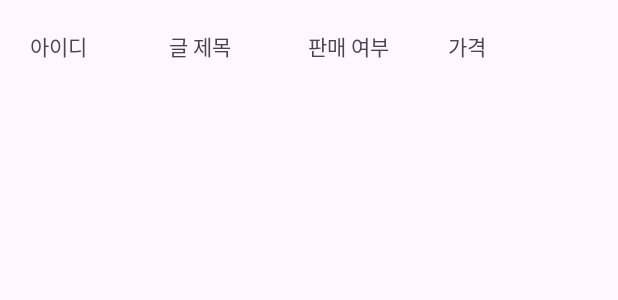
After one commit to Life-is-Repetition/MyFirebase, an Android app: the layout item.xml on its own in the app's theme, with its tools: preview values and no code run, on a phone screen of 412 x 824 dp. The commit adds this screen. Shown: the top 300 px of the screen. Run offline under Robolectric (Android 15) with nearby library versions, the phone set to English and light mode, and no system bars.

Commit message:
리ì스트 보기

```diff
--- a/app/src/main/AndroidManifest.xml
+++ b/app/src/main/AndroidManifest.xml
@@ -23,6 +23,9 @@
         </activity>
         <activity android:name=".MainActivity" />
         <activity android:name=".SiginUpActivity" />
+        <activity android:name=".ViewActivity"/>
+
+
 
     </application>
 
--- /dev/null
+++ b/app/src/main/res/layout/item.xml
@@ -0,0 +1,36 @@
+<?xml version="1.0" encoding="utf-8"?>
+<LinearLayout xmlns:android="http://schemas.android.com/apk/res/android"
+    android:layout_width="match_parent"
+    android:layout_height="wrap_content"
+    android:orientation="horizontal"
+    android:padding="20dp">
+
+    <TextView
+        android:id="@+id/textID"
+        android:layout_width="0dp"
+        android:layout_height="wrap_content"
+        android:layout_weight="1"
+        android:text="아이디" />
+
+    <TextView
+        android:id="@+id/subject"
+        android:layout_width="0dp"
+        android:layout_height="wrap_content"
+        android:layout_weight="1"
+        android:text="글 제목" />
+
+    <TextView
+        android:id="@+id/sale"
+        android:layout_width="0dp"
+        android:layout_height="wrap_content"
+        android:layout_weight="1"
+        android:text="판매 여부" />
+
+    <TextView
+        android:id="@+id/price"
+        android:layout_width="0dp"
+        android:layout_height="wrap_content"
+        android:layout_weight="1"
+        android:text="가격" />
+
+</LinearLayout>
--- a/build.gradle.kts
+++ b/build.gradle.kts
@@ -3,4 +3,5 @@ plugins {
     id("com.android.application") version "8.1.1" apply false
     id("org.jetbrains.kotlin.android") version "1.9.0" apply false
     id("com.google.gms.google-services") version "4.4.0" apply false
+    id("com.google.firebase.crashlytics") version "2.9.9" apply false
 }
```
Also changed, not shown: app/build.gradle.kts (+7 -1 lines), app/src/main/java/com/example/myfirebase/MainActivity.kt (+9 -21 lines), app/src/main/java/com/example/myfirebase/MyAdapter.kt (added, +64 -0 lines), app/src/main/java/com/example/myfirebase/ViewActivity.kt (added, +45 -0 lines), app/src/main/res/layout/activity_main.xml (+15 -2 lines), app/src/main/res/layout/view_sale_list.xml (added, +98 -0 lines).
